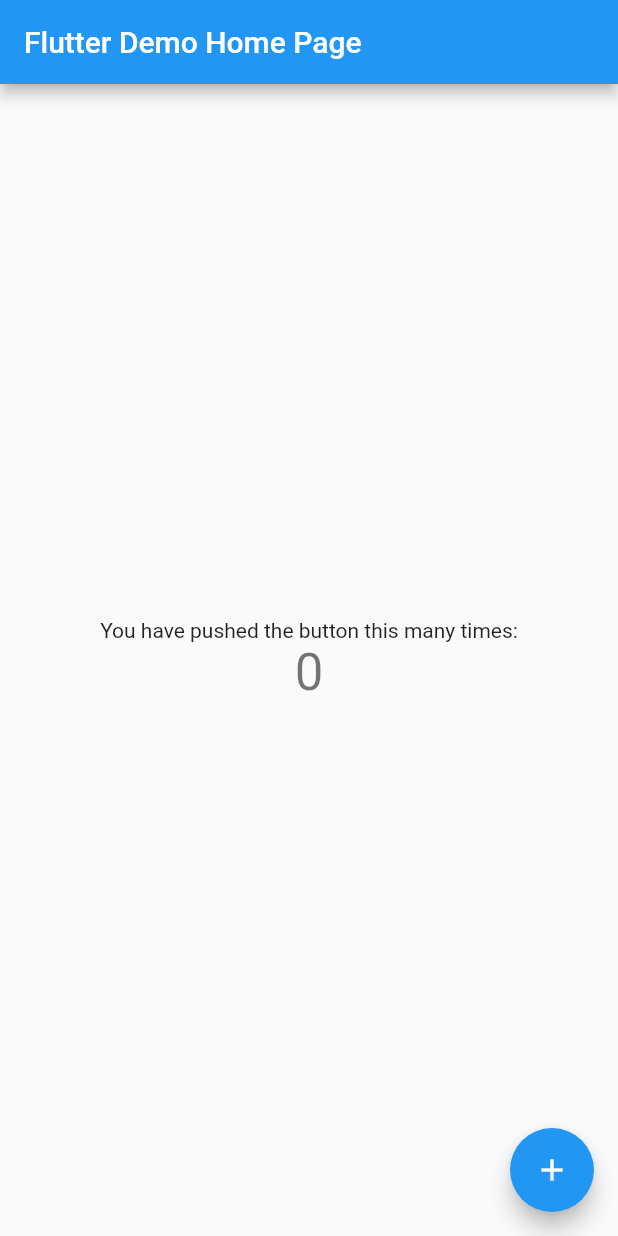
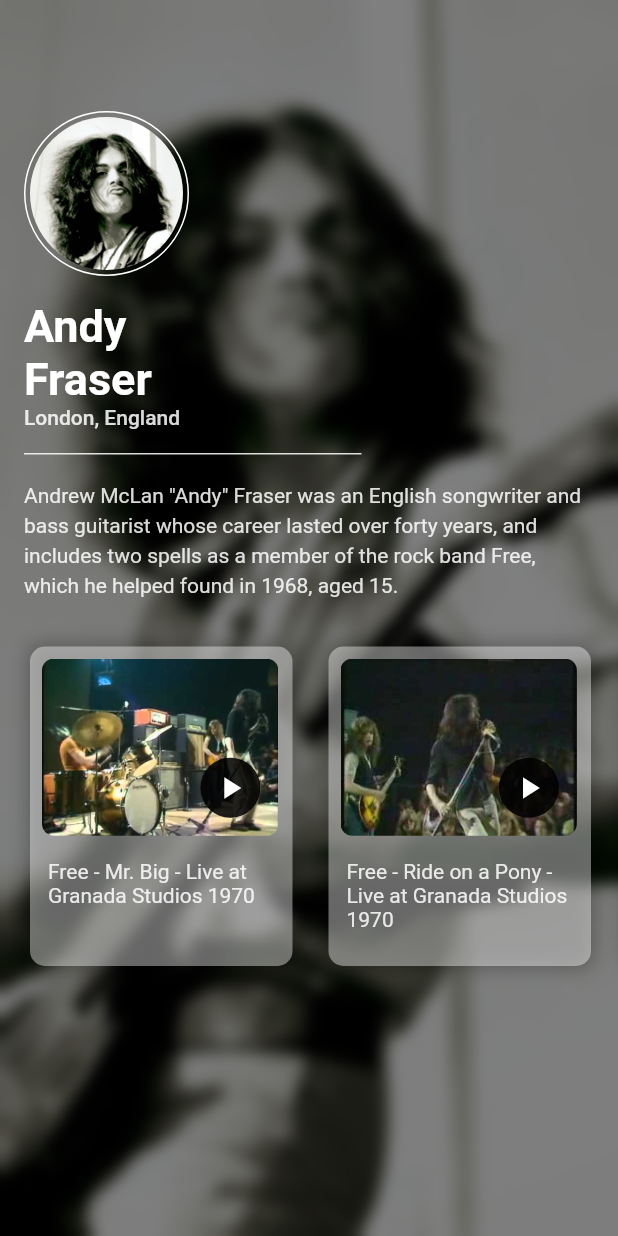
Before and after one commit to ragingprodigy/artist_details_ui, a Flutter app: the screen it shows after launch, on a phone screen of 412 x 824 dp. Run offline on Flutter 3.47's test engine with Material 2 defaults, Android fonts, the phone set to English and light mode, and no system bars.

Commit message:
Added required components

```diff
--- /dev/null
+++ b/lib/artist_details_page.dart
@@ -0,0 +1,116 @@
+import 'dart:ui' as ui;
+
+import 'package:blurry_artist_details_ui/models.dart';
+import 'package:blurry_artist_details_ui/video_card.dart';
+import 'package:flutter/material.dart';
+
+class ArtistDetailsPage extends StatelessWidget {
+  final Artist artist;
+
+  ArtistDetailsPage(this.artist);
+
+  Widget _buildContent() {
+    return SingleChildScrollView(
+      child: Column(
+        crossAxisAlignment: CrossAxisAlignment.start,
+        children: <Widget>[
+          SizedBox(height: 32),
+          _buildAvatar(),
+          _buildInfo(),
+          _buildVideoScroller(),
+        ],
+      ),
+    );
+  }
+
+  Widget _buildAvatar() => Container(
+        width: 110,
+        height: 110,
+        decoration: BoxDecoration(
+          shape: BoxShape.circle,
+          border: Border.all(color: Colors.white),
+        ),
+        margin: EdgeInsets.only(left: 16, top: 42),
+        padding: EdgeInsets.all(3),
+        child: ClipOval(
+          child: Image.asset(artist.avatar),
+        ),
+      );
+
+  Widget _buildInfo() {
+    return Padding(
+      padding: const EdgeInsets.only(top: 16.0, left: 16.0, right: 16.0),
+      child: Column(
+        crossAxisAlignment: CrossAxisAlignment.start,
+        children: <Widget>[
+          Text(
+            artist.firstName + '\n' + artist.lastName,
+            style: TextStyle(
+              color: Colors.white,
+              fontWeight: FontWeight.bold,
+              fontSize: 30.0,
+            ),
+          ),
+          Text(
+            artist.location,
+            style: TextStyle(
+              color: Colors.white.withOpacity(0.85),
+              fontWeight: FontWeight.w500,
+            ),
+          ),
+          Container(
+            color: Colors.white.withOpacity(0.85),
+            margin: const EdgeInsets.symmetric(vertical: 16.0),
+            width: 225.0,
+            height: 1.0,
+          ),
+          Text(
+            artist.biography,
+            style: TextStyle(
+              color: Colors.white.withOpacity(0.85),
+              height: 1.4,
+            ),
+          ),
+        ],
+      ),
+    );
+  }
+
+  Widget _buildVideoScroller() => Padding(
+        padding: const EdgeInsets.only(top: 16.0),
+        child: SizedBox.fromSize(
+          size: Size.fromHeight(245.0),
+          child: ListView.builder(
+            scrollDirection: Axis.horizontal,
+            padding: const EdgeInsets.symmetric(horizontal: 8.0),
+            itemCount: artist.videos.length,
+            itemBuilder: (BuildContext context, int index) {
+              var video = artist.videos[index];
+              return VideoCard(video);
+            },
+          ),
+        ),
+      );
+
+  @override
+  Widget build(BuildContext context) {
+    return Scaffold(
+      body: Stack(
+        fit: StackFit.expand,
+        children: <Widget>[
+          Image.asset(
+            artist.backdropPhoto,
+            fit: BoxFit.cover,
+          ),
+          BackdropFilter(
+            filter: ui.ImageFilter.blur(sigmaX: 5, sigmaY: 5),
+            child: Container(
+              color: Colors.black.withOpacity(0.5),
+              child: _buildContent(),
+            ),
+          ),
+        ],
+      ),
+    );
+  }
+}
--- a/lib/main.dart
+++ b/lib/main.dart
@@ -1,111 +1,55 @@
+import 'package:blurry_artist_details_ui/artist_details_page.dart';
+import 'package:blurry_artist_details_ui/models.dart';
 import 'package:flutter/material.dart';
+import 'package:flutter/services.dart';
 
 void main() => runApp(MyApp());
 
 class MyApp extends StatelessWidget {
+  static final Artist andy = Artist(
+    firstName: 'Andy',
+    lastName: 'Fraser',
+    avatar: 'assets/avatar.png',
+    backdropPhoto: 'assets/backdrop.png',
+    location: 'London, England',
+    biography: 'Andrew McLan "Andy" Fraser was an English songwriter and bass '
+        'guitarist whose career lasted over forty years, and includes two spells '
+        'as a member of the rock band Free, which he helped found in 1968, aged 15.',
+    videos: <Video>[
+      Video(
+        title: 'Free - Mr. Big - Live at Granada Studios 1970',
+        thumbnail: 'assets/video1_thumb.png',
+        url: 'https://www.youtube.com/watch?v=_FhCilozomo',
+      ),
+      Video(
+        title: 'Free - Ride on a Pony - Live at Granada Studios 1970',
+        thumbnail: 'assets/video2_thumb.png',
+        url: 'https://www.youtube.com/watch?v=EDHNZuAnBoU',
+      ),
+      Video(
+        title: 'Free - Songs of Yesterday - Live at Granada Studios 1970',
+        thumbnail: 'assets/video3_thumb.png',
+        url: 'https://www.youtube.com/watch?v=eI1FT0a_bos',
+      ),
+      Video(
+        title: 'Free - I\'ll Be Creepin\' - Live at Granada Studios 1970',
+        thumbnail: 'assets/video4_thumb.png',
+        url: 'https://www.youtube.com/watch?v=3qK8O3UoqN8',
+      ),
+    ],
+  );
+
   // This widget is the root of your application.
   @override
   Widget build(BuildContext context) {
+    SystemChrome.setSystemUIOverlayStyle(SystemUiOverlayStyle.light);
+
     return MaterialApp(
       title: 'Flutter Demo',
       theme: ThemeData(
-        // This is the theme of your application.
-        //
-        // Try running your application with "flutter run". You'll see the
-        // application has a blue toolbar. Then, without quitting the app, try
-        // changing the primarySwatch below to Colors.green and then invoke
-        // "hot reload" (press "r" in the console where you ran "flutter run",
-        // or simply save your changes to "hot reload" in a Flutter IDE).
-        // Notice that the counter didn't reset back to zero; the application
-        // is not restarted.
         primarySwatch: Colors.blue,
       ),
-      home: MyHomePage(title: 'Flutter Demo Home Page'),
+      home: ArtistDetailsPage(andy),
     );
   }
 }
-
-class MyHomePage extends StatefulWidget {
-  MyHomePage({Key key, this.title}) : super(key: key);
-
-  // This widget is the home page of your application. It is stateful, meaning
-  // that it has a State object (defined below) that contains fields that affect
-  // how it looks.
-
-  // This class is the configuration for the state. It holds the values (in this
-  // case the title) provided by the parent (in this case the App widget) and
-  // used by the build method of the State. Fields in a Widget subclass are
-  // always marked "final".
-
-  final String title;
-
-  @override
-  _MyHomePageState createState() => _MyHomePageState();
-}
-
-class _MyHomePageState extends State<MyHomePage> {
-  int _counter = 0;
-
-  void _incrementCounter() {
-    setState(() {
-      // This call to setState tells the Flutter framework that something has
-      // changed in this State, which causes it to rerun the build method below
-      // so that the display can reflect the updated values. If we changed
-      // _counter without calling setState(), then the build method would not be
-      // called again, and so nothing would appear to happen.
-      _counter++;
-    });
-  }
-
-  @override
-  Widget build(BuildContext context) {
-    // This method is rerun every time setState is called, for instance as done
-    // by the _incrementCounter method above.
-    //
-    // The Flutter framework has been optimized to make rerunning build methods
-    // fast, so that you can just rebuild anything that needs updating rather
-    // than having to individually change instances of widgets.
-    return Scaffold(
-      appBar: AppBar(
-        // Here we take the value from the MyHomePage object that was created by
-        // the App.build method, and use it to set our appbar title.
-        title: Text(widget.title),
-      ),
-      body: Center(
-        // Center is a layout widget. It takes a single child and positions it
-        // in the middle of the parent.
-        child: Column(
-          // Column is also a layout widget. It takes a list of children and
-          // arranges them vertically. By default, it sizes itself to fit its
-          // children horizontally, and tries to be as tall as its parent.
-          //
-          // Invoke "debug painting" (press "p" in the console, choose the
-          // "Toggle Debug Paint" action from the Flutter Inspector in Android
-          // Studio, or the "Toggle Debug Paint" command in Visual Studio Code)
-          // to see the wireframe for each widget.
-          //
-          // Column has various properties to control how it sizes itself and
-          // how it positions its children. Here we use mainAxisAlignment to
-          // center the children vertically; the main axis here is the vertical
-          // axis because Columns are vertical (the cross axis would be
-          // horizontal).
-          mainAxisAlignment: MainAxisAlignment.center,
-          children: <Widget>[
-            Text(
-              'You have pushed the button this many times:',
-            ),
-            Text(
-              '$_counter',
-              style: Theme.of(context).textTheme.display1,
-            ),
-          ],
-        ),
-      ),
-      floatingActionButton: FloatingActionButton(
-        onPressed: _incrementCounter,
-        tooltip: 'Increment',
-        child: Icon(Icons.add),
-      ), // This trailing comma makes auto-formatting nicer for build methods.
-    );
-  }
-}
--- /dev/null
+++ b/lib/video_card.dart
@@ -0,0 +1,85 @@
+import 'package:blurry_artist_details_ui/models.dart';
+import 'package:flutter/material.dart';
+
+class VideoCard extends StatelessWidget {
+  final Video video;
+
+  VideoCard(this.video);
+
+  BoxDecoration _buildShadowAndRoundedCorners() {
+    return BoxDecoration(
+      color: Colors.white.withOpacity(0.4),
+      borderRadius: BorderRadius.circular(10.0),
+      boxShadow: <BoxShadow>[
+        BoxShadow(
+          spreadRadius: 2.0,
+          blurRadius: 10.0,
+          color: Colors.black26,
+        ),
+      ],
+    );
+  }
+
+  Widget _buildThumbnail() {
+    return ClipRRect(
+      borderRadius: BorderRadius.circular(8.0),
+      child: Stack(
+        children: <Widget>[
+          Image.asset(video.thumbnail),
+          Positioned(
+            bottom: 12.0,
+            right: 12.0,
+            child: _buildPlayButton(),
+          ),
+        ],
+      ),
+    );
+  }
+
+  Widget _buildPlayButton() {
+    return Material(
+      color: Colors.black87,
+      type: MaterialType.circle,
+      child: InkWell(
+        borderRadius: BorderRadius.circular(24),
+        onTap: () {
+          // TODO
+        },
+        child: Padding(
+          padding: const EdgeInsets.all(8.0),
+          child: Icon(
+            Icons.play_arrow,
+            color: Colors.white,
+          ),
+        ),
+      ),
+    );
+  }
+
+  Widget _buildInfo() {
+    return Padding(
+      padding: const EdgeInsets.only(top: 16.0, left: 4.0, right: 4.0),
+      child: Text(
+        video.title,
+        style: TextStyle(color: Colors.white.withOpacity(0.85)),
+      ),
+    );
+  }
+
+  @override
+  Widget build(BuildContext context) {
+    return Container(
+      width: 175.0,
+      padding: const EdgeInsets.all(8.0),
+      margin: const EdgeInsets.symmetric(horizontal: 12.0, vertical: 16.0),
+      decoration: _buildShadowAndRoundedCorners(),
+      child: Column(
+        crossAxisAlignment: CrossAxisAlignment.start,
+        children: <Widget>[
+          Flexible(flex: 3, child: _buildThumbnail()),
+          Flexible(flex: 2, child: _buildInfo()),
+        ],
+      ),
+    );
+  }
+}
--- a/pubspec.yaml
+++ b/pubspec.yaml
@@ -41,9 +41,8 @@ flutter:
   uses-material-design: true
 
   # To add assets to your application, add an assets section, like this:
-  # assets:
-  #  - images/a_dot_burr.jpeg
-  #  - images/a_dot_ham.jpeg
+  assets:
+    - assets/
 
   # An image asset can refer to one or more resolution-specific "variants", see
   # https://flutter.dev/assets-and-images/#resolution-aware.
```
